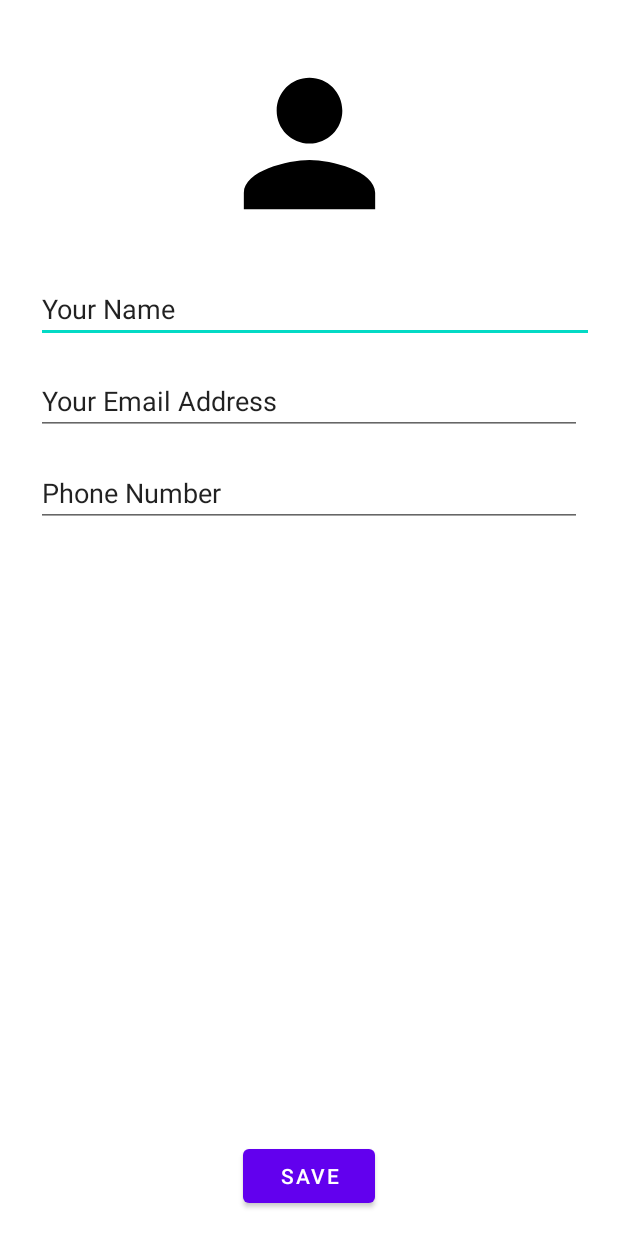
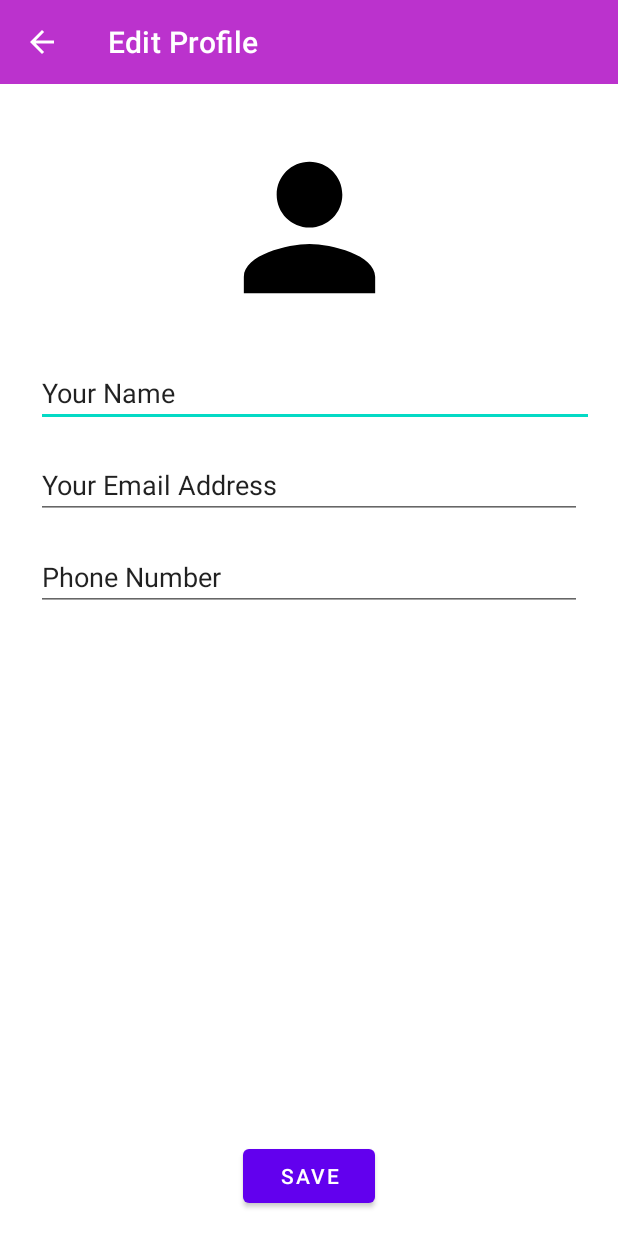
Before and after one commit to gavrilaopris/Licenta, an Android app: the Profile screen opened directly, with no data from a screen before it, after a tap on "CHANGE PROFILE", on a phone screen of 412 x 824 dp. Run offline under Robolectric (Android 15) with nearby library versions, the phone set to English and light mode, and no system bars; our stand-ins replace Firebase (no records; nobody signed in at launch, a user with empty details on screens opened directly), Picasso; pictures from the network do not load; Roboto replaces fonts that are not available here; 3 statements that could not run were skipped.

Commit message:
Proiect Licenta

```diff
--- a/app/src/main/java/com/example/myapplication/EditProfile.java
+++ b/app/src/main/java/com/example/myapplication/EditProfile.java
@@ -2,6 +2,7 @@ package com.example.myapplication;
 
 import androidx.annotation.NonNull;
 import androidx.appcompat.app.AppCompatActivity;
+import androidx.appcompat.widget.Toolbar;
 
 import android.app.Activity;
 import android.app.ProgressDialog;
@@ -54,6 +55,17 @@ public class EditProfile extends AppCompatActivity {
     protected void onCreate(Bundle savedInstanceState) {
         super.onCreate(savedInstanceState);
         setContentView(R.layout.activity_edit_profile);
+
+        Toolbar toolbar = findViewById(R.id.toolbar);
+        setSupportActionBar(toolbar);
+        getSupportActionBar().setTitle("Edit Profile");
+        getSupportActionBar().setDisplayHomeAsUpEnabled(true);
+        toolbar.setNavigationOnClickListener(new View.OnClickListener() {
+            @Override
+            public void onClick(View v) {
+                startActivity(new Intent(EditProfile.this, Profile.class).setFlags(Intent.FLAG_ACTIVITY_CLEAR_TOP));
+            }
+        });
 
         Intent data = getIntent();
         String fullName = data.getStringExtra("fullName");
--- a/app/src/main/java/com/example/myapplication/Profile.java
+++ b/app/src/main/java/com/example/myapplication/Profile.java
@@ -3,6 +3,7 @@ package com.example.myapplication;
 import androidx.annotation.NonNull;
 import androidx.appcompat.app.AlertDialog;
 import androidx.appcompat.app.AppCompatActivity;
+import androidx.appcompat.widget.Toolbar;
 
 import android.content.DialogInterface;
 import android.content.Intent;
@@ -53,6 +54,18 @@ public class Profile extends AppCompatActivity {
     protected void onCreate(Bundle savedInstanceState) {
         super.onCreate(savedInstanceState);
         setContentView(R.layout.activity_profile);
+
+        Toolbar toolbar = findViewById(R.id.toolbar);
+        setSupportActionBar(toolbar);
+        getSupportActionBar().setTitle("Profile");
+        getSupportActionBar().setDisplayHomeAsUpEnabled(true);
+        toolbar.setNavigationOnClickListener(new View.OnClickListener() {
+            @Override
+            public void onClick(View v) {
+                startActivity(new Intent(Profile.this, MainActivity.class).setFlags(Intent.FLAG_ACTIVITY_CLEAR_TOP));
+            }
+        });
+
         phone = findViewById(R.id.profilePhone);
         fullName = findViewById(R.id.profileName);
         email = findViewById(R.id.profileEmail);
--- a/app/src/main/res/layout/activity_edit_profile.xml
+++ b/app/src/main/res/layout/activity_edit_profile.xml
@@ -5,6 +5,10 @@
     android:layout_width="match_parent"
     android:layout_height="match_parent"
     tools:context=".EditProfile">
+
+    <include
+        android:id="@+id/toolbar"
+        layout="@layout/bar_layout"/>
 
     <EditText
         android:id="@+id/profileFullName"
@@ -25,9 +29,9 @@
         android:layout_width="131dp"
         android:layout_height="143dp"
         android:layout_marginTop="24dp"
+        app:layout_constraintTop_toBottomOf="@id/toolbar"
         app:layout_constraintEnd_toEndOf="parent"
         app:layout_constraintStart_toStartOf="parent"
-        app:layout_constraintTop_toTopOf="parent"
         app:srcCompat="@drawable/ic_person_black_24dp" />
 
     <EditText
--- a/app/src/main/res/layout/activity_profile.xml
+++ b/app/src/main/res/layout/activity_profile.xml
@@ -5,6 +5,10 @@
     android:layout_width="match_parent"
     android:layout_height="match_parent"
     tools:context=".Profile">
+
+    <include
+        android:id="@+id/toolbar"
+        layout="@layout/bar_layout"/>
 
     <Button
         android:id="@+id/logout"
--- a/app/src/main/res/layout/users_list.xml
+++ b/app/src/main/res/layout/users_list.xml
@@ -15,7 +15,7 @@
         android:layout_width="match_parent"
         android:layout_height="wrap_content"
         android:id="@+id/btn"
-        android:text="Dai"
+        android:text="Choose"
         android:layout_alignParentBottom="true"/>
 
 </RelativeLayout>
```
Also changed, not shown: app/src/main/res/layout/activity_work.xml (+15 -2 lines).
